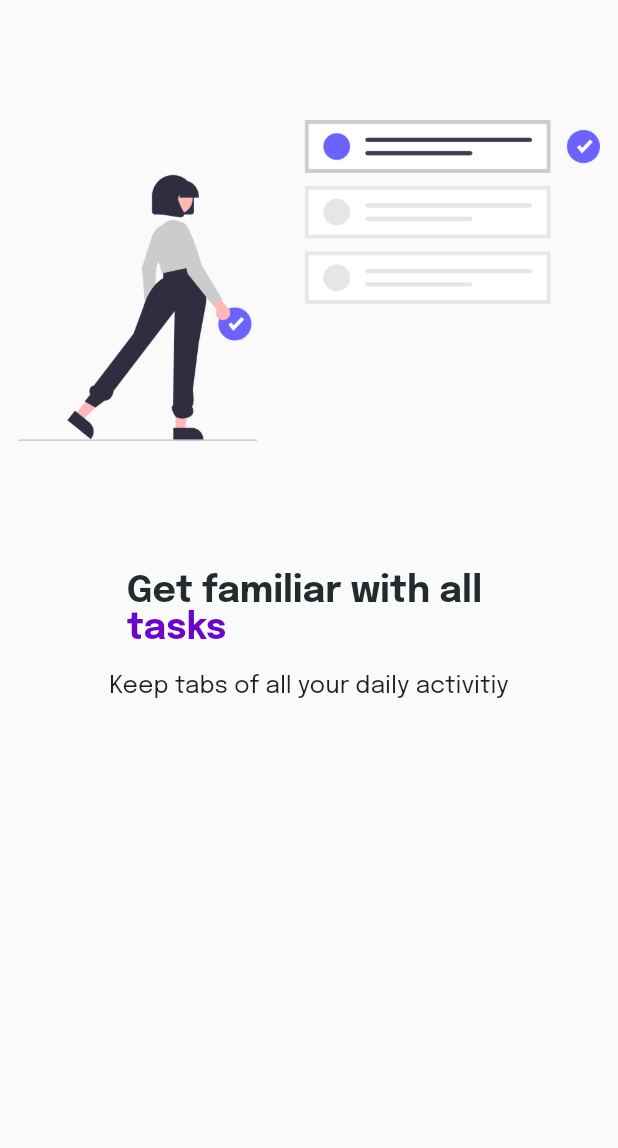
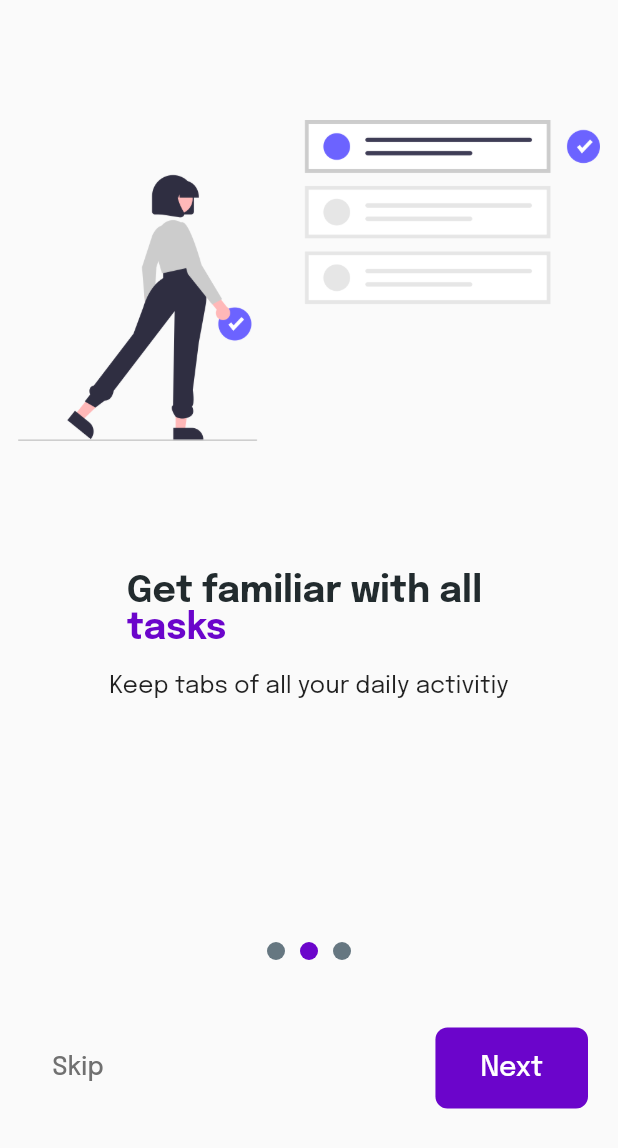
Before and after one commit to Meealley/todo_app, a Flutter app: the screen it shows after launch, swiped to page 2, on a phone screen of 412 x 824 dp. Shown: the top 1148 px of the screen. Run offline on Flutter 3.47's test engine with Material 2 defaults, Android fonts, the phone set to English and light mode, and no system bars; our stand-ins replace animated_splash_screen, google_fonts, lottie.

Commit message:
finished the onboarding

```diff
--- /dev/null
+++ b/lib/pages/login/login_page.dart
@@ -0,0 +1,14 @@
+import 'package:flutter/material.dart';
+
+class LoginPage extends StatelessWidget {
+  const LoginPage({super.key});
+
+  @override
+  Widget build(BuildContext context) {
+    return Scaffold(
+      body: Center(
+        child: Text("Login Page"),
+      ),
+    );
+  }
+}
--- a/lib/pages/onboarding/data/onboarding_page_data.dart
+++ b/lib/pages/onboarding/data/onboarding_page_data.dart
@@ -4,8 +4,9 @@ import 'package:todo_app/theme/app_colors.dart';
 final List<OnboardingPageModel> onboardingPages = [
   OnboardingPageModel(
     title: [
-      OnboardingPageTitle(text: "Welcome to \n", color: AppConst.kBkDark),
-      OnboardingPageTitle(text: "Todooo", color: AppConst.kPurple)
+      OnboardingPageTitle(
+          text: "Welcome Onboard to \n", color: AppConst.kBkDark),
+      OnboardingPageTitle(text: "Todoo📝", color: AppConst.kPurple)
     ],
     description: "Keep tabs of all your daily activitiy",
     image: "assets/images/slide1.png",
--- a/lib/pages/onboarding/widgets/body.dart
+++ b/lib/pages/onboarding/widgets/body.dart
@@ -1,6 +1,8 @@
 import 'package:flutter/material.dart';
 import 'package:todo_app/pages/onboarding/data/onboarding_page_data.dart';
+import 'package:todo_app/pages/onboarding/widgets/onboarding_controls.dart';
 import 'package:todo_app/pages/onboarding/widgets/onboarding_pages.dart';
+import 'package:todo_app/pages/onboarding/widgets/onboardingdots.dart';
 
 class Body extends StatefulWidget {
   const Body({
@@ -14,6 +16,7 @@ class Body extends StatefulWidget {
 class _BodyState extends State<Body> {
   PageController pageController = PageController();
   int _indexSelected = 0;
+  bool get isLastPage => _indexSelected == onboardingPages.length - 1;
 
   @override
   void dispose() {
@@ -28,17 +31,62 @@ class _BodyState extends State<Body> {
     });
   }
 
+  _onDotPressed(int index) {
+    pageController.animateToPage(index,
+        duration: Duration(milliseconds: 400), curve: Curves.easeInOut);
+  }
+
+  _onNexted() {
+    setState(() {
+      if (_indexSelected + 1 < onboardingPages.length) {
+        _indexSelected = _indexSelected + 1;
+      }
+    });
+    pageController.animateToPage(_indexSelected,
+        duration: Duration(milliseconds: 400), curve: Curves.easeInOut);
+  }
+
+  _onskipped() {
+    setState(() {
+      _indexSelected = onboardingPages.length - 1;
+      pageController.animateToPage(_indexSelected,
+          duration: Duration(milliseconds: 400), curve: Curves.easeInOut);
+    });
+  }
+
   @override
   Widget build(BuildContext context) {
     return SafeArea(
         child: Column(
       children: [
         Expanded(
-            child: OnboardingPages(
-          controller: pageController,
-          pages: onboardingPages,
-          onPageChanged: _onPageChanged,
-        )),
+          flex: 3,
+          child: OnboardingPages(
+            controller: pageController,
+            pages: onboardingPages,
+            onPageChanged: _onPageChanged,
+          ),
+        ),
+        SizedBox(
+          height: 20,
+        ),
+        Expanded(
+            child: Column(
+          children: [
+            OnboardingDots(
+                dotsLength: onboardingPages.length,
+                indexSelected: _indexSelected,
+                onDotPressed: _onDotPressed),
+            SizedBox(
+              height: 40,
+            ),
+            OnboardingControls(
+              isLastPage: isLastPage,
+              onNextPressed: _onNexted,
+              onSkipPressed: _onskipped,
+            )
+          ],
+        ))
       ],
     ));
   }
--- /dev/null
+++ b/lib/pages/onboarding/widgets/onboarding_controls.dart
@@ -0,0 +1,63 @@
+import 'package:flutter/material.dart';
+import 'package:google_fonts/google_fonts.dart';
+import 'package:todo_app/pages/login/login_page.dart';
+import 'package:todo_app/theme/app_colors.dart';
+import 'package:todo_app/theme/custom_button.dart';
+
+class OnboardingControls extends StatelessWidget {
+  final bool isLastPage;
+  final Function() onSkipPressed;
+  final Function() onNextPressed;
+
+  const OnboardingControls(
+      {super.key,
+      required this.isLastPage,
+      required this.onSkipPressed,
+      required this.onNextPressed});
+
+  @override
+  Widget build(BuildContext context) {
+    if (isLastPage) {
+      return Padding(
+        padding: EdgeInsets.symmetric(
+          horizontal: 18,
+        ),
+        child: SizedBox(
+            width: double.infinity,
+            height: 50,
+            child: CustomButton(
+                title: "Get Started",
+                onPressed: () {
+                  Navigator.of(context).push(
+                    MaterialPageRoute(
+                      builder: (context) => LoginPage(),
+                    ),
+                  );
+                })),
+      );
+    }
+
+    return Padding(
+      padding: EdgeInsets.symmetric(
+        horizontal: 20,
+      ),
+      child: Row(
+        mainAxisAlignment: MainAxisAlignment.spaceBetween,
+        children: [
+          TextButton(
+            onPressed: onSkipPressed,
+            child: Text(
+              "Skip",
+              style:
+                  GoogleFonts.epilogue(fontSize: 17, color: AppConst.kGreyDk),
+            ),
+          ),
+          CustomButton(
+            onPressed: onNextPressed,
+            title: "Next",
+          )
+        ],
+      ),
+    );
+  }
+}
--- /dev/null
+++ b/lib/pages/onboarding/widgets/onboardingdots.dart
@@ -0,0 +1,41 @@
+import 'package:flutter/material.dart';
+import 'package:todo_app/theme/app_colors.dart';
+
+class OnboardingDots extends StatelessWidget {
+  final int dotsLength;
+  final double size;
+  final int indexSelected;
+  final Function(int) onDotPressed;
+
+  const OnboardingDots(
+      {super.key,
+      required this.dotsLength,
+      this.size = 12,
+      required this.indexSelected,
+      required this.onDotPressed});
+
+  @override
+  Widget build(BuildContext context) {
+    return Row(
+      mainAxisAlignment: MainAxisAlignment.center,
+      children: List.generate(
+          dotsLength,
+          (index) => GestureDetector(
+                onTap: () => onDotPressed(index),
+                child: Padding(
+                  padding: EdgeInsets.all(5),
+                  child: Container(
+                    height: size,
+                    width: size,
+                    decoration: BoxDecoration(
+                      color: indexSelected == index
+                          ? AppConst.kPurple
+                          : AppConst.kGreyLight,
+                      shape: BoxShape.circle,
+                    ),
+                  ),
+                ),
+              )),
+    );
+  }
+}
--- /dev/null
+++ b/lib/theme/custom_button.dart
@@ -0,0 +1,28 @@
+import 'package:flutter/material.dart';
+import 'package:google_fonts/google_fonts.dart';
+import 'package:todo_app/theme/app_colors.dart';
+
+class CustomButton extends StatelessWidget {
+  final String title;
+  final Function() onPressed;
+  const CustomButton({super.key, required this.title, required this.onPressed});
+
+  @override
+  Widget build(BuildContext context) {
+    return TextButton(
+        style: TextButton.styleFrom(
+          minimumSize: Size(50, 40),
+          backgroundColor: AppConst.kPurple,
+          shape: RoundedRectangleBorder(
+            borderRadius: BorderRadius.circular(8),
+          ),
+          padding: EdgeInsets.symmetric(horizontal: 30, vertical: 18),
+        ),
+        onPressed: onPressed,
+        child: Text(
+          title,
+          style: GoogleFonts.epilogue(
+              textStyle: TextStyle(fontSize: 18, color: AppConst.kLight)),
+        ));
+  }
+}
```
